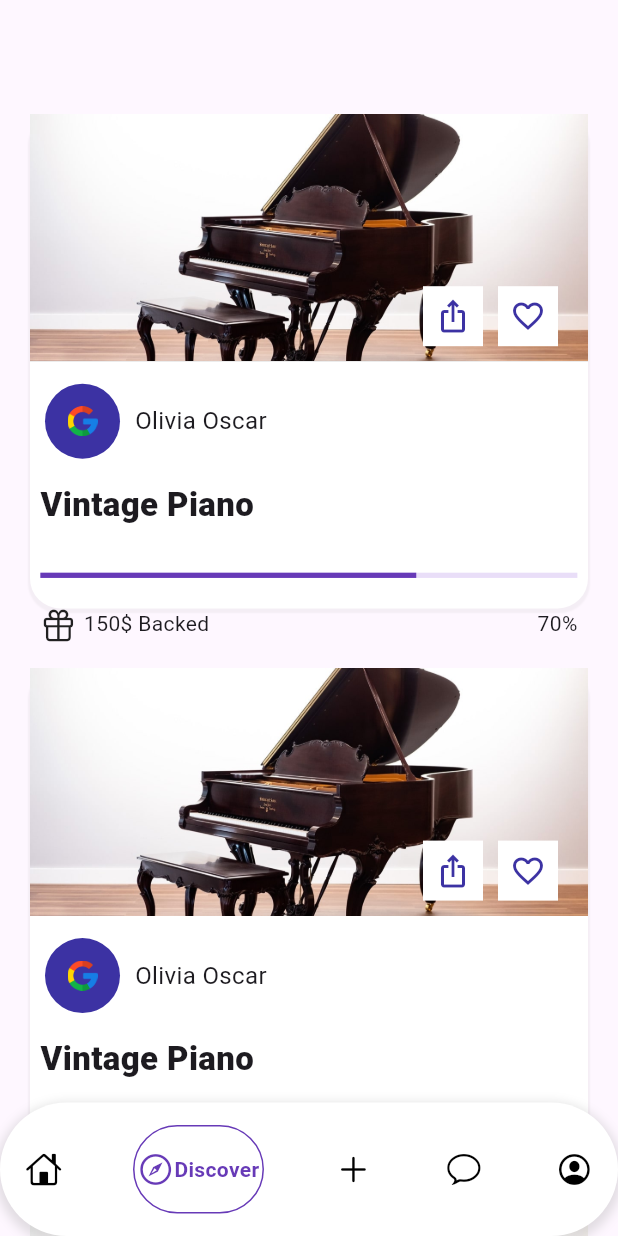
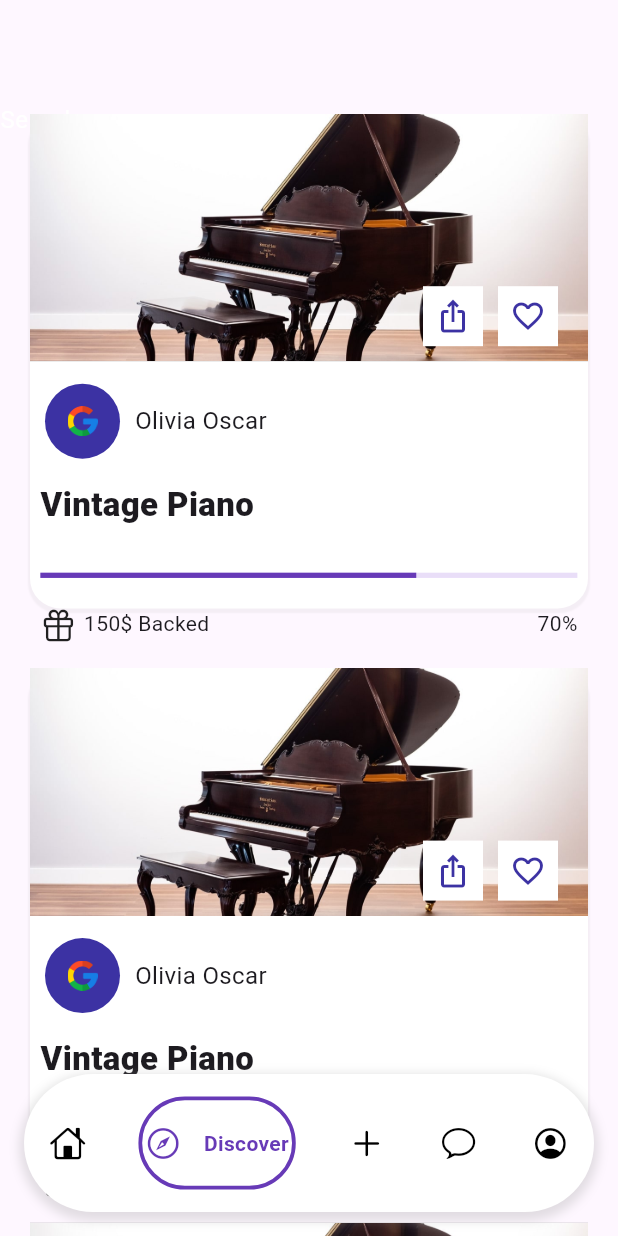
Before and after one commit to EshanRubbani/colab, a Flutter app: the DiscoverScreen screen opened directly, on a phone screen of 412 x 824 dp. Run offline on Flutter 3.47's test engine with Material 3 defaults, Android fonts, the phone set to English and light mode, and no system bars; drawn by our look-alikes of google_nav_bar; our stand-ins replace firebase_auth, firebase_core, get, smooth_page_indicator; accounts and stored records are empty.

Commit message:
responsive

```diff
--- a/lib/features/authentication/views/onboard_view/widgets/onboard_dots.dart
+++ b/lib/features/authentication/views/onboard_view/widgets/onboard_dots.dart
@@ -13,7 +13,7 @@ class OnBoardingDots extends StatelessWidget {
   Widget build(BuildContext context) {
     final controller = OnboardingController.instance;
     return Positioned(
-        bottom: 100,
+        bottom: 80,
         child: SmoothPageIndicator(
             effect: const ExpandingDotsEffect(
                 activeDotColor: KAppColors.kPrimary, dotHeight: 8),
--- a/lib/features/main/views/discover/discover_screen.dart
+++ b/lib/features/main/views/discover/discover_screen.dart
@@ -2,6 +2,7 @@ import 'package:collab/features/main/views/home/home_screen.dart';
 import 'package:collab/utils/constant/colors.dart';
 import 'package:collab/utils/device/device_size.dart';
 import 'package:collab/utils/navbar.dart';
+import 'package:collab/utils/navbarm.dart';
 import 'package:collab/utils/res.dart';
 import 'package:flutter/cupertino.dart';
 import 'package:flutter/material.dart';
@@ -46,7 +47,22 @@ class _DiscoverScreenState extends State<DiscoverScreen> {
   }
 
   Widget _topbar() {
-    return Container();
+    return Container(
+      child: Column(
+        children: [
+          TextField(
+            controller: _searchController,
+            autofocus: false,
+            decoration: const InputDecoration(
+              hintText: 'Search...',
+              border: InputBorder.none,
+              hintStyle: TextStyle(color: Colors.white),
+            ),
+            style: const TextStyle(color: Colors.white, fontSize: 16.0),
+          )
+        ],
+      ),
+    );
   }
 
   _buildForMobile(Size size) {
@@ -212,7 +228,7 @@ class _DiscoverScreenState extends State<DiscoverScreen> {
         //custom floating dock
         const Align(
           alignment: Alignment.bottomCenter,
-          child: BottomNav(index: 1),
+          child: BottomNavm(index: 1),
         )
       ],
     );
@@ -328,7 +344,7 @@ class _DiscoverScreenState extends State<DiscoverScreen> {
                             width: 10,
                           ),
                           const Text(
-                            'Home',
+                            'Olivia Dhye',
                             style: TextStyle(fontSize: 16),
                           ),
                         ],
--- a/lib/main.dart
+++ b/lib/main.dart
@@ -24,12 +24,12 @@ class MyApp extends StatelessWidget {
   Widget build(BuildContext context) {
     return GetMaterialApp(
       debugShowCheckedModeBanner: false,
-      title: 'Flutter Demo',
+      title: 'Colab CrowdFunding',
       theme: ThemeData(
         colorScheme: ColorScheme.fromSeed(seedColor: Colors.deepPurple),
         useMaterial3: true,
       ),
-      home: const SplashScreen(),
+      home: const HomeScreen(),
     );
   }
 }
--- /dev/null
+++ b/lib/utils/navbarm.dart
@@ -0,0 +1,107 @@
+import 'package:collab/features/main/views/discover/discover_screen.dart';
+import 'package:collab/features/main/views/home/home_screen.dart';
+import 'package:flutter/cupertino.dart';
+import 'package:flutter/material.dart';
+import 'package:google_nav_bar/google_nav_bar.dart';
+
+class BottomNavm extends StatelessWidget {
+  final int index;
+
+  const BottomNavm({
+    Key? key,
+    required this.index,
+  }) : super(key: key);
+
+  @override
+  Widget build(BuildContext context) {
+    return Stack(
+      clipBehavior: Clip.antiAlias,
+      alignment: Alignment.center,
+      fit: StackFit.passthrough,
+      children: [
+        Padding(
+          padding: const EdgeInsets.all(16.0),
+          child: Container(
+            //width: 380,
+            constraints: BoxConstraints(minWidth: 200.0),
+            decoration: BoxDecoration(
+              borderRadius: BorderRadius.circular(75),
+              color: Colors.white,
+              boxShadow: [
+                BoxShadow(
+                  color: Colors.grey.withOpacity(0.3), // Adjust shadow color
+                  spreadRadius: 3, // Adjust spread
+                  blurRadius: 5, // Adjust blur
+                  offset: Offset(0, 3), // Adjust offset for direction
+                ),
+              ],
+            ),
+            child: Padding(
+                padding: EdgeInsets.symmetric(horizontal: 15.0, vertical: 15.0),
+                child: GNav(
+                  tabActiveBorder:
+                      Border.all(color: Colors.deepPurple, width: 2.5),
+                  style: GnavStyle.google,
+                  padding: EdgeInsets.symmetric(
+                    horizontal: MediaQuery.of(context).size.width *
+                        0.005, // Example: 4% of width
+                    vertical: MediaQuery.of(context).size.height *
+                        0.02, // Example: 2% of height
+                  ),
+                  gap: 15,
+                  activeColor: Colors.deepPurple,
+                  tabs: [
+                    GButton(
+                      icon: CupertinoIcons.home,
+                      text: 'Home',
+                      onPressed: () {
+                        Navigator.push(
+                          context,
+                          MaterialPageRoute(
+                            builder: (context) {
+                              return const HomeScreen();
+                            },
+                          ),
+                        );
+                      },
+                    ),
+                    GButton(
+                      icon: CupertinoIcons.compass,
+                      text: 'Discover',
+                      onPressed: () {
+                        Navigator.push(
+                          context,
+                          MaterialPageRoute(
+                            builder: (context) {
+                              return const DiscoverScreen();
+                            },
+                          ),
+                        );
+                      },
+                    ),
+                    GButton(
+                      icon: CupertinoIcons.add,
+                      text: 'New',
+                    ),
+                    GButton(
+                      icon: CupertinoIcons.chat_bubble,
+                      text: 'Chat',
+                    ),
+                    GButton(
+                      icon: CupertinoIcons.profile_circled,
+                      text: 'Profile',
+                    )
+                  ],
+                  selectedIndex: index,
+                  // onTabChange: (index) {
+                  //   setState(() {
+                  //     _selectedIndex = index;
+                  //   });
+                  // },
+                )),
+          ),
+        )
+      ],
+    );
+  }
+}
```
Also changed, not shown: lib/features/authentication/views/onboard_view/onboard_screen.dart (+45 -16 lines), lib/features/authentication/views/onboard_view/widgets/onboard_elevated_button.dart (+5 -6 lines), lib/features/main/views/home/home_screen.dart (+4 -3 lines), 1 other file.
